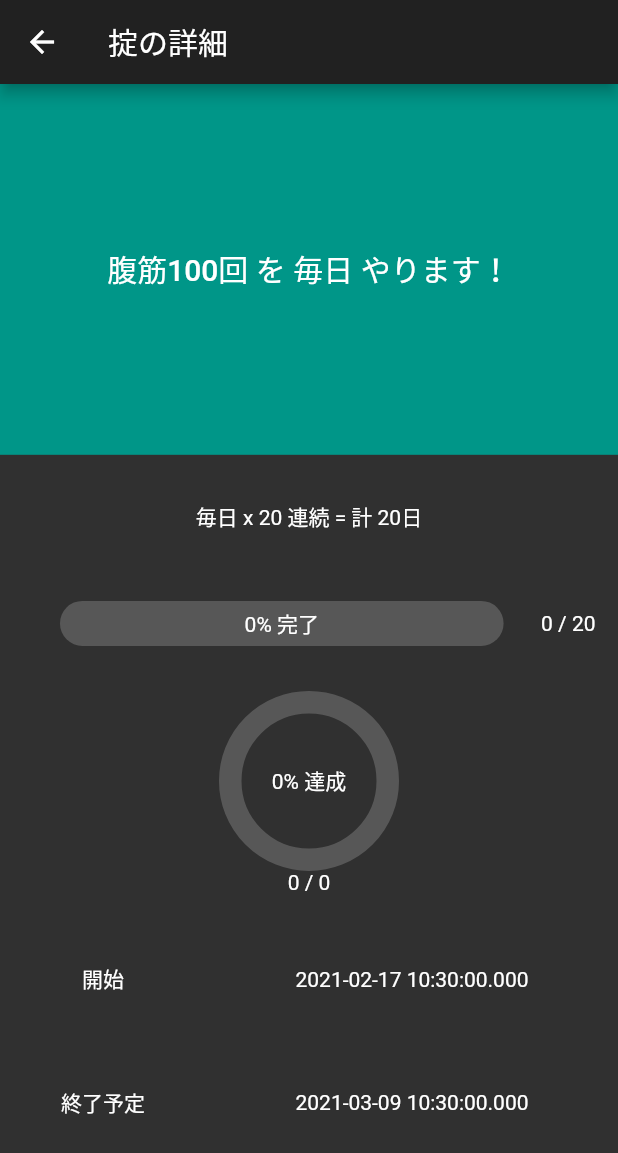
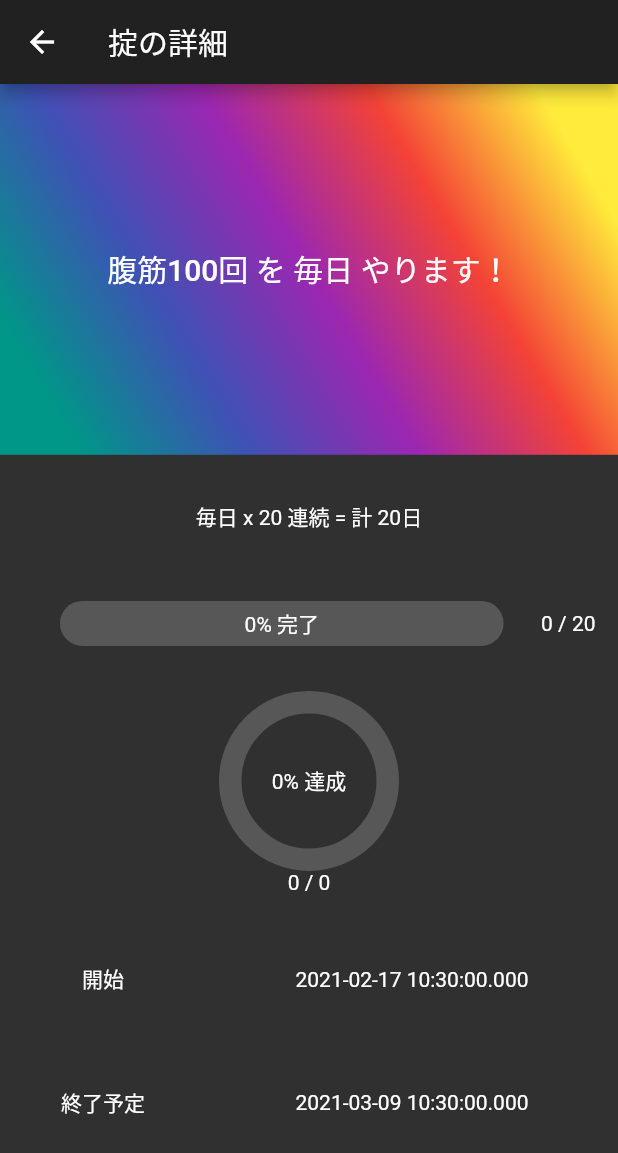
Before and after one commit to r0xyz/doneit, a Flutter app: the screen it shows after launch, after a tap on an icon or button, on a phone screen of 412 x 824 dp. Shown: the top 1153 px of the screen. Run offline on Flutter 3.47's test engine with Material 2 defaults, Android fonts, the phone set to English and light mode, and no system bars; drawn by our look-alikes of percent_indicator.

Commit message:
rainbow sengen

```diff
--- a/lib/widget/task_list.dart
+++ b/lib/widget/task_list.dart
@@ -60,7 +60,14 @@ class TaskWidget extends StatelessWidget {
       body: ListView(children: [
         Container(
           height: MediaQuery.of(context).size.height * 0.3,
-          color: Colors.teal,
+          decoration: BoxDecoration(
+            gradient: LinearGradient(
+              begin: Alignment.topRight,
+              end: Alignment.bottomLeft,
+              stops: [0.1, 0.3, 0.5, 0.7, 0.9],
+              colors: [Colors.yellow, Colors.red, Colors.purple, Colors.indigo, Colors.teal],
+            ),
+          ),
           child: Column(mainAxisAlignment: MainAxisAlignment.center, children: [
             Text("${task.title} を ${DurationFormat(task.duration.period, every: true)} やります！", style: Theme.of(context).textTheme.headline6),
           ]),
```
